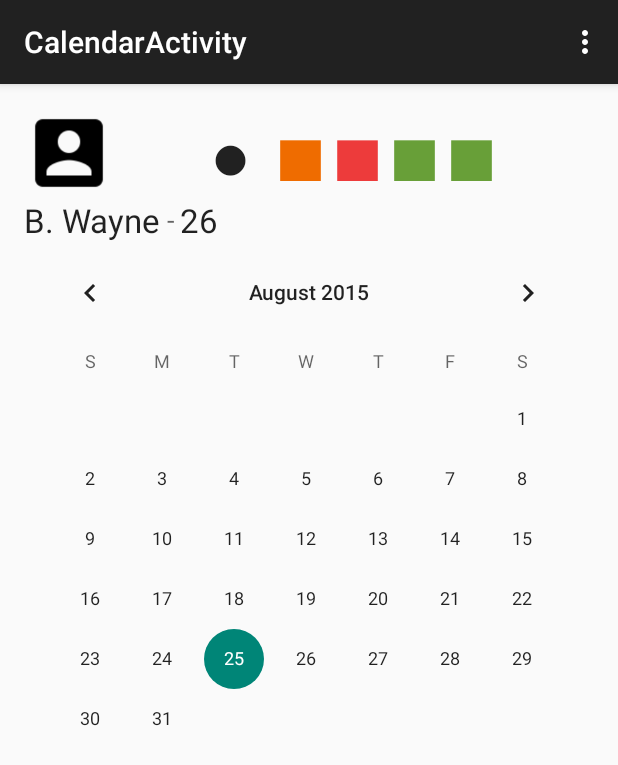
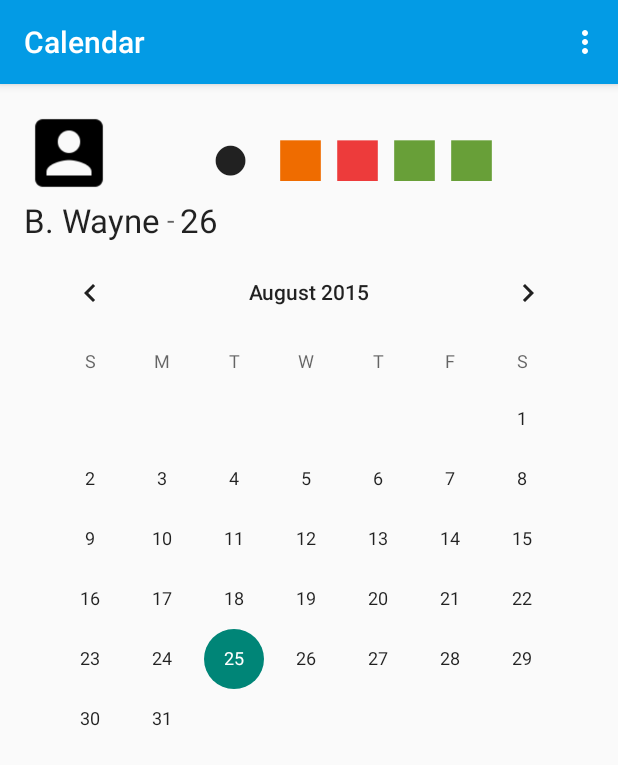
Before and after one commit to hadi-khan/iGait, an Android app: the screen it shows after launch (CalendarActivity), after a tap on an icon or button, on a phone screen of 412 x 824 dp. Shown: the top 765 px of the screen. Run offline under Robolectric (Android 15) with nearby library versions, the phone set to English and light mode, and no system bars.

Commit message:
Bugfix: Blue Action Bar Fixed

```diff
--- a/AndroidStudioProjects/iGait/app/src/main/AndroidManifest.xml
+++ b/AndroidStudioProjects/iGait/app/src/main/AndroidManifest.xml
@@ -6,7 +6,7 @@
         android:allowBackup="true"
         android:icon="@mipmap/ic_launcher"
         android:label="@string/app_name"
-        android:theme="@style/AppTheme" >
+        android:theme="@style/BookBlueActionBarTheme" >
         <activity
             android:name=".MainActivity"
             android:label="@string/app_name" >
--- a/AndroidStudioProjects/iGait/app/src/main/res/values/strings.xml
+++ b/AndroidStudioProjects/iGait/app/src/main/res/values/strings.xml
@@ -1,5 +1,6 @@
 <resources>
     <string name="app_name">iGait</string>
+    <string name="title_activity_calendar">Calendar</string>
 
     <string name="hello_world">Hello world!</string>
     <string name="action_settings">Settings</string>
@@ -14,5 +15,4 @@
     <string name="info_left">Info left</string>
     <string name="info_right">Info right</string>
     <string name="separator">-</string>
-    <string name="title_activity_calendar">CalendarActivity</string>
 </resources>
--- /dev/null
+++ b/AndroidStudioProjects/iGait/app/src/main/res/values/themes.xml
@@ -0,0 +1,22 @@
+<?xml version="1.0" encoding="utf-8"?>
+<resources>
+    <color name="BookBlue">#ff039be5</color>
+
+    <!-- the theme applied to the application or activity -->
+    <style name="BookBlueActionBarTheme"
+        parent="@style/Theme.AppCompat.Light.DarkActionBar">
+        <item name="android:actionBarStyle">@style/BookBlueActionBar</item>
+
+        <!-- Support library compatibility -->
+        <item name="actionBarStyle">@style/BookBlueActionBar</item>
+    </style>
+
+    <!-- ActionBar styles -->
+    <style name="BookBlueActionBar"
+        parent="@style/Widget.AppCompat.Light.ActionBar.Solid.Inverse">
+        <item name="android:background">@color/BookBlue  </item>
+
+        <!-- Support library compatibility -->
+        <item name="background">@color/BookBlue</item>
+    </style>
+</resources>
```
